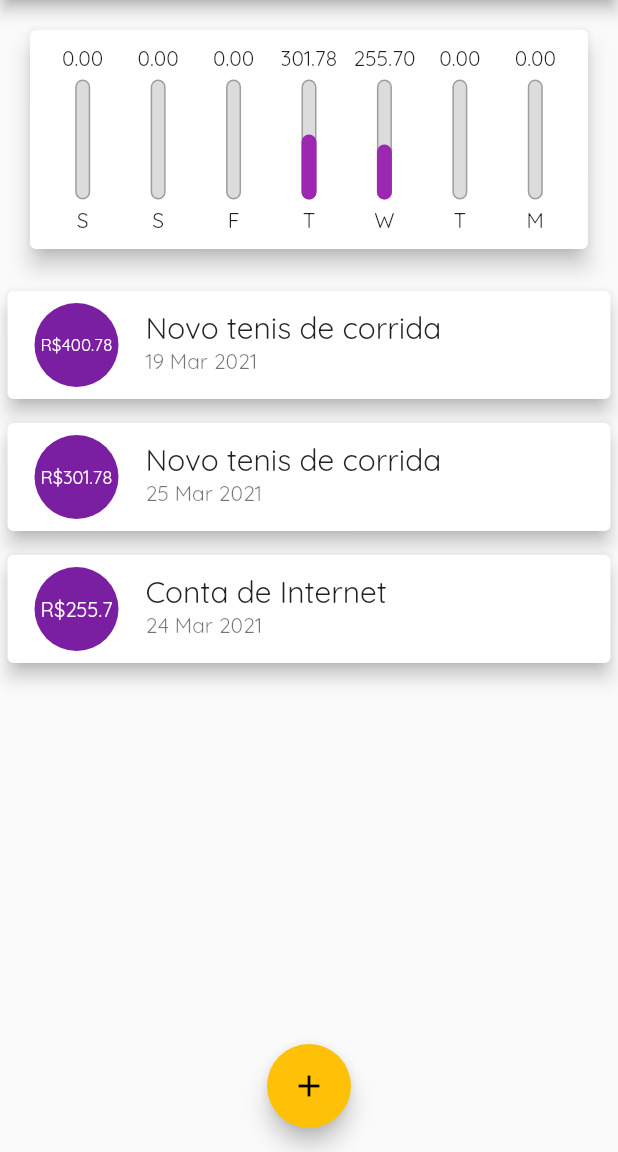
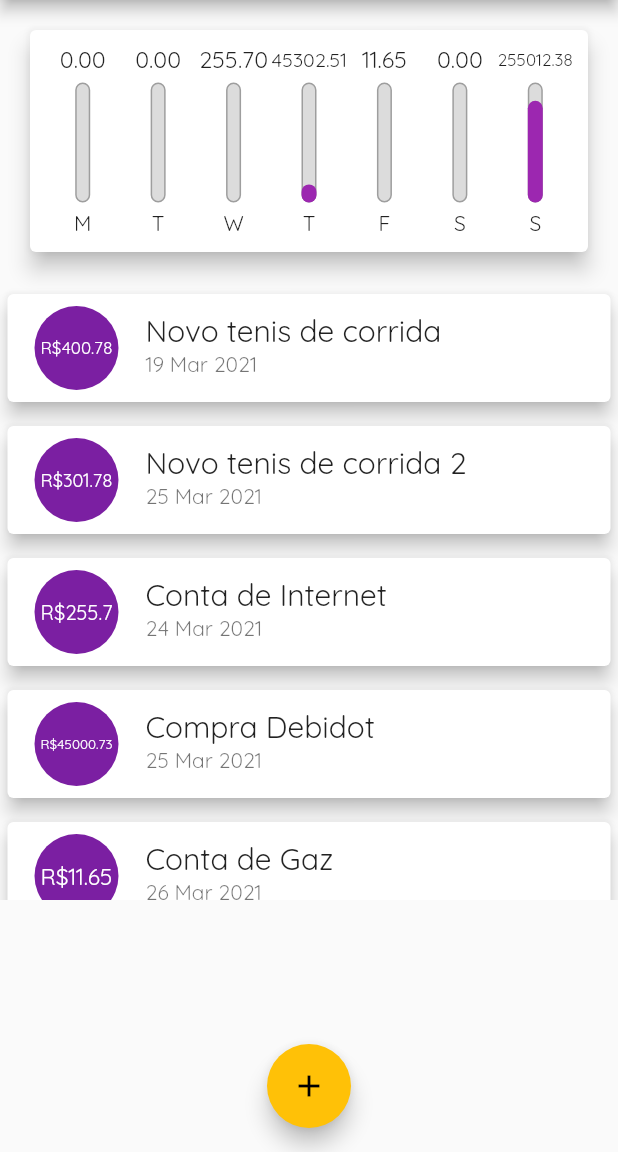
Before and after one commit to romildojpaiter/despesas-pessoais-app, a Flutter app: the screen it shows after launch, on a phone screen of 412 x 824 dp, the part 84-1236 px from its top. Run offline on Flutter 3.47's test engine with Material 2 defaults, Android fonts, the phone set to English and light mode, and no system bars.

Commit message:
Aula 47: alterações na apresentação do gráfico

```diff
--- a/lib/components/chart.dart
+++ b/lib/components/chart.dart
@@ -28,7 +28,7 @@ class Chart extends StatelessWidget {
         'day': DateFormat.E().format(weekDay)[0],
         'value': totalSum,
       };
-    });
+    }).reversed.toList();
   }
 
   /// Função fold funciona como um reduce que trabalha
--- a/lib/components/chart_bar.dart
+++ b/lib/components/chart_bar.dart
@@ -13,8 +13,11 @@ class ChartBar extends StatelessWidget {
   Widget build(BuildContext context) {
     return Column(
       children: [
-        FittedBox(
-          child: Text('${sumDay.toStringAsFixed(2)}'),
+        Container(
+          height: 20,
+          child: FittedBox(
+            child: Text('${sumDay.toStringAsFixed(2)}'),
+          ),
         ),
         SizedBox(height: 5),
         Container(
--- a/lib/main.dart
+++ b/lib/main.dart
@@ -46,14 +46,14 @@ class _MyHomePageState extends State<MyHomePage> {
 
   final List<Transaction> _transactions = <Transaction>[
     Transaction(
-      id: 't1',
+      id: 't0',
       title: 'Novo tenis de corrida',
       value: 400.78,
       date: DateTime.now().subtract(Duration(days: 9)),
     ),
     Transaction(
       id: 't1',
-      title: 'Novo tenis de corrida',
+      title: 'Novo tenis de corrida 2',
       value: 301.78,
       date: DateTime.now().subtract(Duration(days: 3)),
     ),
@@ -63,6 +63,30 @@ class _MyHomePageState extends State<MyHomePage> {
       value: 255.7,
       date: DateTime.now().subtract(Duration(days: 4)),
     ),
+    Transaction(
+      id: 't3',
+      title: 'Compra Debidot',
+      value: 45000.73,
+      date: DateTime.now().subtract(Duration(days: 3)),
+    ),
+    Transaction(
+      id: 't4',
+      title: 'Conta de Gaz',
+      value: 11.65,
+      date: DateTime.now().subtract(Duration(days: 2)),
+    ),
+    Transaction(
+      id: 't5',
+      title: 'Cartao de Crédito',
+      value: 255000.73,
+      date: DateTime.now(),
+    ),
+    Transaction(
+      id: 't6',
+      title: 'Conta de Luz',
+      value: 11.65,
+      date: DateTime.now(),
+    )
   ];
 
   /// Função responsavel por receber os valores solicitados no formulario
```
